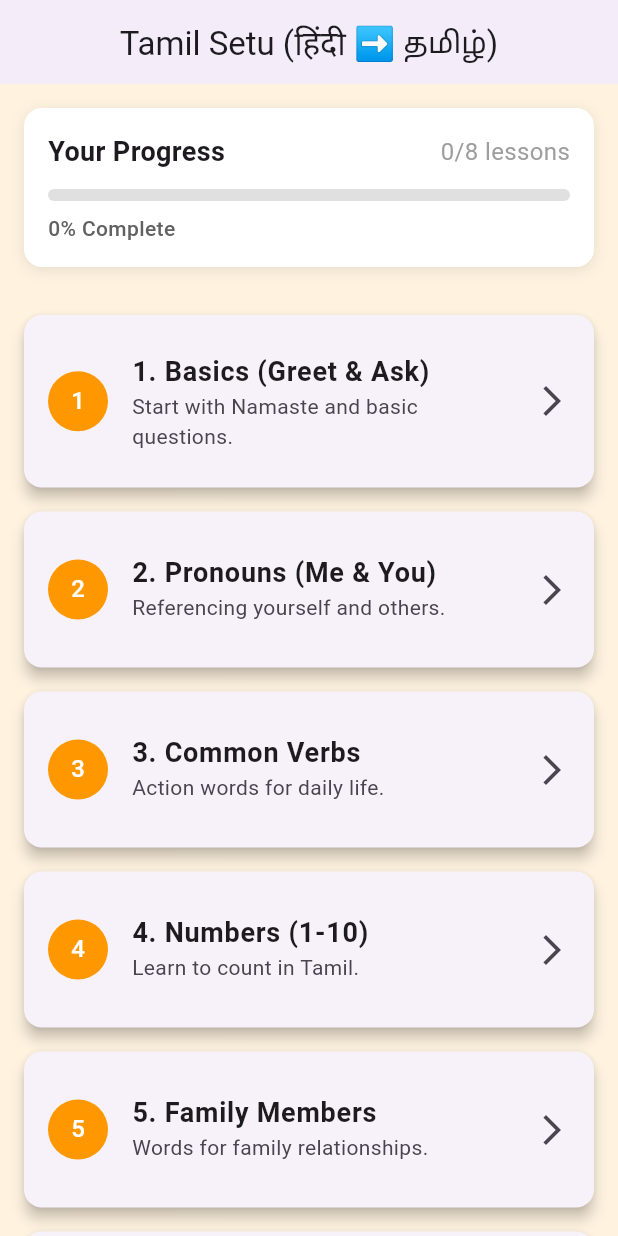
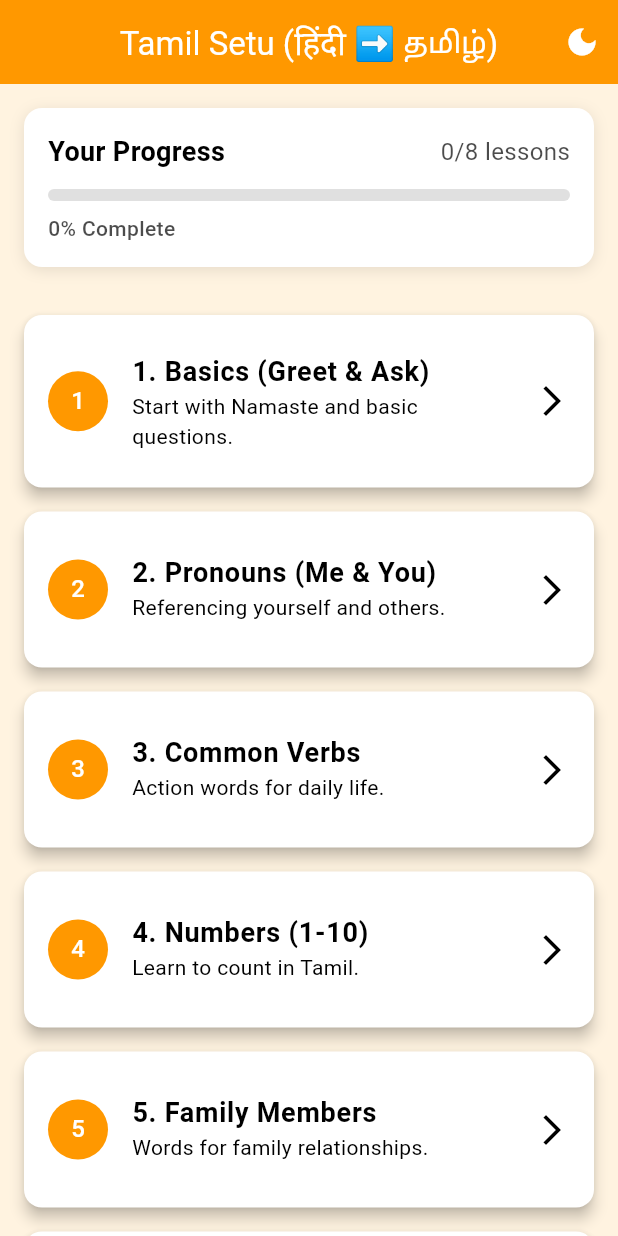
Before and after one commit to pranavm1502/tamil_via_hindi, a Flutter app: the screen it shows after launch, on a phone screen of 412 x 824 dp. Run offline on Flutter 3.47's test engine with Material 3 defaults, Android fonts, the phone set to English and light mode, and no system bars; our stand-ins replace flutter_tts, shared_preferences.

Commit message:
Implement P2 and P3 priority improvements
This commit implements medium and high-value priority improvements
from the code review:

P2 (Medium Priority - Completed):
✅ Add comprehensive unit tests:
  - Created test suite for models (Lesson, WordPair)
  - Added tests for ProgressService (11 test cases)
  - Added tests for ProgressProvider (9 test cases)
  - Tests cover initialization, progress tracking, quiz scores,
    and state management

✅ Enable dark mode support:
  - Created ThemeProvider with light/dark theme configurations
  - Persistent theme preference using SharedPreferences
  - Theme toggle button in dashboard AppBar
  - Theme-aware colors throughout UI
  - Smooth transitions between themes

✅ Add CI/CD testing steps:
  - Enhanced GitHub Actions workflow with testing pipeline
  - Added code formatting verification (dart format)
  - Added static analysis step (flutter analyze)
  - Added unit test execution with coverage
  - Codecov integration for coverage tracking
  - Separated test and build jobs for better organization

✅ Enhanced linting configuration:
  - Added 20+ lint rules for code quality
  - Code style rules (prefer_single_quotes, prefer_const_*)
  - Error prevention rules (avoid_empty_else, cancel_subscriptions)
  - Code quality rules (prefer_is_empty, use_key_in_widget_constructors)

P3 (Nice to Have - Completed):
✅ Implement multiple choice quiz mode:
  - New MultipleChoiceQuiz screen with 4-option MCQ format
  - Smart option generation with shuffled answers
  - Visual feedback for correct/incorrect answers
  - Progress tracking integration
  - Retry functionality
  - Added third tab in lesson screen for MCQ mode

Technical improvements:
- MultiProvider pattern for managing multiple state providers
- Theme-aware UI components using Theme.of(context)
- Comprehensive test coverage for business logic
- CI/CD pipeline ensures code quality before deployment
- Better separation of quiz modes (Flashcards vs MCQ)

User experience improvements:
- Users can now choose between flashcard and MCQ quiz modes
- Dark mode reduces eye strain and saves battery
- Immediate visual feedback in MCQ mode
- Automated testing ensures app reliability

Files changed: 11 files
Lines added: ~1000+

```diff
--- a/tamil_setu/lib/main.dart
+++ b/tamil_setu/lib/main.dart
@@ -1,6 +1,7 @@
 import 'package:flutter/material.dart';
 import 'package:provider/provider.dart';
 import 'providers/progress_provider.dart';
+import 'providers/theme_provider.dart';
 import 'screens/dashboard_screen.dart';
 
 void main() {
@@ -16,17 +17,26 @@ class TamilSetuApp extends StatelessWidget {
 
   @override
   Widget build(BuildContext context) {
-    return ChangeNotifierProvider(
-      create: (context) => ProgressProvider()..initialize(),
-      child: MaterialApp(
-        title: 'Tamil Setu',
-        debugShowCheckedModeBanner: false,
-        theme: ThemeData(
-          primarySwatch: Colors.orange,
-          scaffoldBackgroundColor: Colors.orange[50],
-          useMaterial3: true,
+    return MultiProvider(
+      providers: [
+        ChangeNotifierProvider(
+          create: (context) => ProgressProvider()..initialize(),
         ),
-        home: const DashboardScreen(),
+        ChangeNotifierProvider(
+          create: (context) => ThemeProvider()..initialize(),
+        ),
+      ],
+      child: Consumer<ThemeProvider>(
+        builder: (context, themeProvider, child) {
+          return MaterialApp(
+            title: 'Tamil Setu',
+            debugShowCheckedModeBanner: false,
+            theme: ThemeProvider.lightTheme,
+            darkTheme: ThemeProvider.darkTheme,
+            themeMode: themeProvider.themeMode,
+            home: const DashboardScreen(),
+          );
+        },
       ),
     );
   }
--- /dev/null
+++ b/tamil_setu/lib/providers/theme_provider.dart
@@ -0,0 +1,93 @@
+import 'package:flutter/material.dart';
+import 'package:shared_preferences/shared_preferences.dart';
+
+/// Provider for managing app theme (light/dark mode).
+class ThemeProvider with ChangeNotifier {
+  static const String _themeKey = 'theme_mode';
+  ThemeMode _themeMode = ThemeMode.light;
+
+  ThemeMode get themeMode => _themeMode;
+  bool get isDarkMode => _themeMode == ThemeMode.dark;
+
+  /// Initialize theme from stored preference.
+  Future<void> initialize() async {
+    final prefs = await SharedPreferences.getInstance();
+    final isDark = prefs.getBool(_themeKey) ?? false;
+    _themeMode = isDark ? ThemeMode.dark : ThemeMode.light;
+    notifyListeners();
+  }
+
+  /// Toggle between light and dark mode.
+  Future<void> toggleTheme() async {
+    _themeMode = _themeMode == ThemeMode.light ? ThemeMode.dark : ThemeMode.light;
+    notifyListeners();
+
+    final prefs = await SharedPreferences.getInstance();
+    await prefs.setBool(_themeKey, _themeMode == ThemeMode.dark);
+  }
+
+  /// Set specific theme mode.
+  Future<void> setThemeMode(ThemeMode mode) async {
+    _themeMode = mode;
+    notifyListeners();
+
+    final prefs = await SharedPreferences.getInstance();
+    await prefs.setBool(_themeKey, mode == ThemeMode.dark);
+  }
+
+  /// Light theme configuration.
+  static ThemeData get lightTheme {
+    return ThemeData(
+      useMaterial3: true,
+      brightness: Brightness.light,
+      primarySwatch: Colors.orange,
+      scaffoldBackgroundColor: Colors.orange[50],
+      colorScheme: ColorScheme.light(
+        primary: Colors.orange,
+        secondary: Colors.orangeAccent,
+        surface: Colors.white,
+        background: Colors.orange[50]!,
+      ),
+      cardTheme: CardTheme(
+        elevation: 4,
+        color: Colors.white,
+        shape: RoundedRectangleBorder(
+          borderRadius: BorderRadius.circular(12),
+        ),
+      ),
+      appBarTheme: AppBarTheme(
+        backgroundColor: Colors.orange,
+        foregroundColor: Colors.white,
+        elevation: 2,
+      ),
+    );
+  }
+
+  /// Dark theme configuration.
+  static ThemeData get darkTheme {
+    return ThemeData(
+      useMaterial3: true,
+      brightness: Brightness.dark,
+      primarySwatch: Colors.orange,
+      scaffoldBackgroundColor: const Color(0xFF1A1A1A),
+      colorScheme: ColorScheme.dark(
+        primary: Colors.orange,
+        secondary: Colors.orangeAccent,
+        surface: const Color(0xFF2A2A2A),
+        background: const Color(0xFF1A1A1A),
+      ),
+      cardTheme: CardTheme(
+        elevation: 4,
+        color: const Color(0xFF2A2A2A),
+        shape: RoundedRectangleBorder(
+          borderRadius: BorderRadius.circular(12),
+        ),
+      ),
+      appBarTheme: AppBarTheme(
+        backgroundColor: const Color(0xFF2A2A2A),
+        foregroundColor: Colors.white,
+        elevation: 2,
+      ),
+    );
+  }
+}
--- a/tamil_setu/lib/screens/dashboard_screen.dart
+++ b/tamil_setu/lib/screens/dashboard_screen.dart
@@ -3,6 +3,7 @@ import 'package:provider/provider.dart';
 import '../data/curriculum.dart';
 import '../models/lesson.dart';
 import '../providers/progress_provider.dart';
+import '../providers/theme_provider.dart';
 import 'lesson_screen.dart';
 
 /// Main dashboard screen showing all available lessons.
@@ -16,6 +17,23 @@ class DashboardScreen extends StatelessWidget {
         title: const Text("Tamil Setu (हिंदी ➡️ தமிழ்)"),
         centerTitle: true,
         elevation: 2,
+        actions: [
+          Consumer<ThemeProvider>(
+            builder: (context, themeProvider, child) {
+              return IconButton(
+                icon: Icon(
+                  themeProvider.isDarkMode
+                      ? Icons.light_mode
+                      : Icons.dark_mode,
+                ),
+                onPressed: () => themeProvider.toggleTheme(),
+                tooltip: themeProvider.isDarkMode
+                    ? 'Switch to Light Mode'
+                    : 'Switch to Dark Mode',
+              );
+            },
+          ),
+        ],
       ),
       body: Column(
         children: [
@@ -42,6 +60,8 @@ class DashboardScreen extends StatelessWidget {
 class _ProgressHeader extends StatelessWidget {
   @override
   Widget build(BuildContext context) {
+    final theme = Theme.of(context);
+
     return Consumer<ProgressProvider>(
       builder: (context, progress, child) {
         final overallProgress = progress.getOverallProgress(curriculum.length);
@@ -51,7 +71,7 @@ class _ProgressHeader extends StatelessWidget {
           padding: const EdgeInsets.all(16),
           margin: const EdgeInsets.all(16),
           decoration: BoxDecoration(
-            color: Colors.white,
+            color: theme.cardColor,
             borderRadius: BorderRadius.circular(12),
             boxShadow: [
               BoxShadow(
@@ -67,18 +87,19 @@ class _ProgressHeader extends StatelessWidget {
               Row(
                 mainAxisAlignment: MainAxisAlignment.spaceBetween,
                 children: [
-                  const Text(
+                  Text(
                     'Your Progress',
                     style: TextStyle(
                       fontSize: 18,
                       fontWeight: FontWeight.bold,
+                      color: theme.textTheme.bodyLarge?.color,
                     ),
                   ),
                   Text(
                     '$completedCount/${curriculum.length} lessons',
-                    style: const TextStyle(
+                    style: TextStyle(
                       fontSize: 16,
-                      color: Colors.grey,
+                      color: theme.textTheme.bodyMedium?.color?.withOpacity(0.7),
                     ),
                   ),
                 ],
@@ -86,7 +107,9 @@ class _ProgressHeader extends StatelessWidget {
               const SizedBox(height: 12),
               LinearProgressIndicator(
                 value: overallProgress / 100,
-                backgroundColor: Colors.grey[300],
+                backgroundColor: theme.brightness == Brightness.dark
+                    ? Colors.grey[800]
+                    : Colors.grey[300],
                 color: Colors.orange,
                 minHeight: 8,
                 borderRadius: BorderRadius.circular(4),
@@ -96,7 +119,7 @@ class _ProgressHeader extends StatelessWidget {
                 '$overallProgress% Complete',
                 style: TextStyle(
                   fontSize: 14,
-                  color: Colors.grey[700],
+                  color: theme.textTheme.bodyMedium?.color?.withOpacity(0.7),
                   fontWeight: FontWeight.w500,
                 ),
               ),
```
Also changed, not shown: tamil_setu/analysis_options.yaml (+36 -12 lines), tamil_setu/lib/screens/lesson_screen.dart (+10 -4 lines), tamil_setu/lib/screens/multiple_choice_quiz.dart (added, +303 -0 lines), 5 other files.
